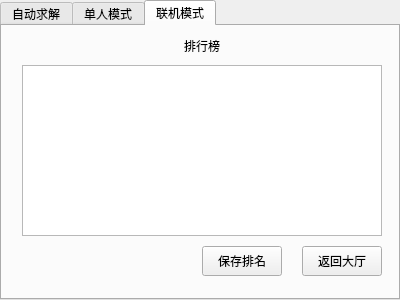
SusieGlitter/puzzle24_LANbattle, file gamewidget.ui: the form before one commit.
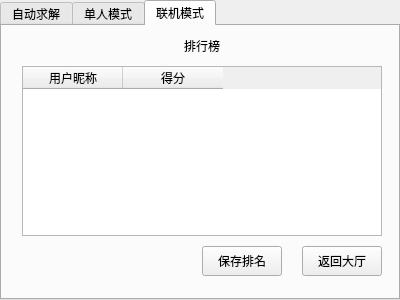
The form after the commit. The open tabs and pages were chosen to show the change. Icons and pictures are not drawn.

What changed in the file:
```diff
--- a/gamewidget.ui
+++ b/gamewidget.ui
@@ -414,11 +414,30 @@
        <property name="geometry">
         <rect>
          <x>20</x>
-         <y>39</y>
+         <y>40</y>
          <width>360</width>
-         <height>171</height>
+         <height>170</height>
         </rect>
        </property>
+       <attribute name="horizontalHeaderCascadingSectionResizes">
+        <bool>false</bool>
+       </attribute>
+       <attribute name="horizontalHeaderShowSortIndicator" stdset="0">
+        <bool>false</bool>
+       </attribute>
+       <attribute name="horizontalHeaderStretchLastSection">
+        <bool>false</bool>
+       </attribute>
+       <column>
+        <property name="text">
+         <string>用户昵称</string>
+        </property>
+       </column>
+       <column>
+        <property name="text">
+         <string>得分</string>
+        </property>
+       </column>
       </widget>
       <widget class="QPushButton" name="onlineModeExitButton">
        <property name="geometry">
```
Left out of the diff: 2 changed lines with no effect on the pictures.
